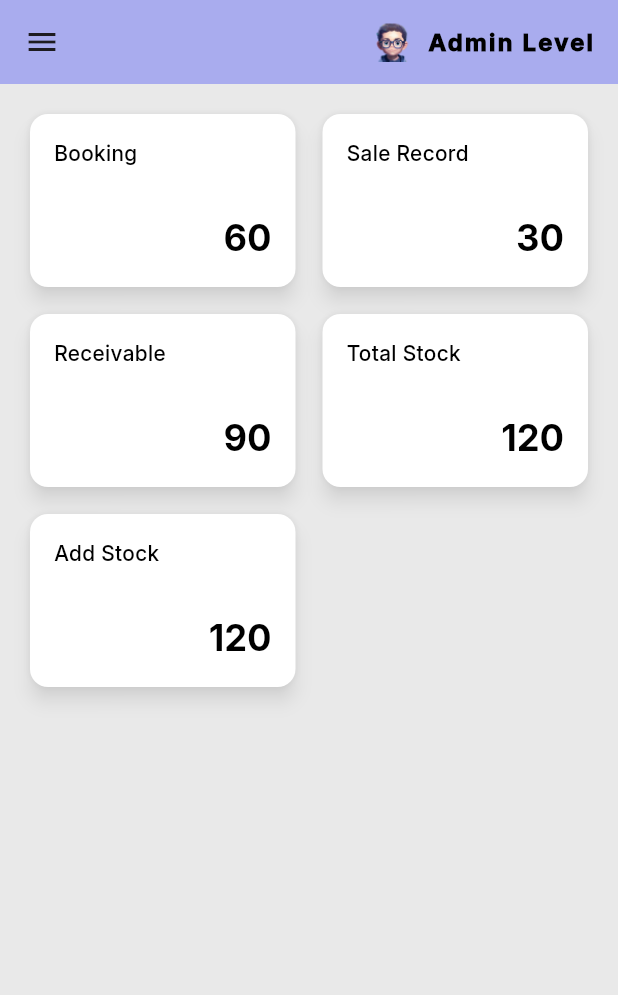
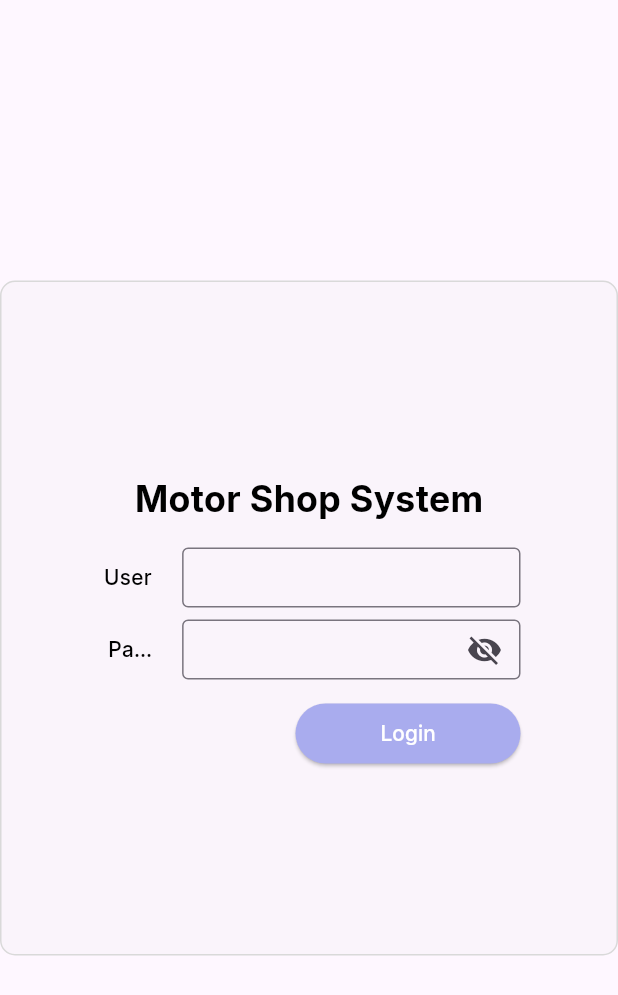
Before and after one commit to MounSovongdy/final_wpf, a Flutter app: the screen it shows after launch, on a phone screen of 412 x 824 dp. Shown: the top 995 px of the screen. Run offline on Flutter 3.47's test engine with Material 3 defaults, Android fonts, the light colour scheme and no system bars; our stand-ins replace cloud_firestore, firebase_core, flutter_svg, get, responsive_sizer; missing offline and left inert: universal_html; accounts and stored records are empty.

Commit message:
2024-10-15

```diff
--- a/lib/constants/constants.dart
+++ b/lib/constants/constants.dart
@@ -1,4 +1,8 @@
+import 'dart:async';
+
 import 'package:flutter/material.dart';
+import 'package:motor/constants/responsive.dart';
+import 'package:universal_html/html.dart' as html;
 
 const noneColor = Colors.transparent;
 const bgColor = Color.fromRGBO(169, 172, 238, 1);
@@ -6,7 +10,29 @@ const greyColor = Color.fromRGBO(233, 233, 233, 1);
 const secondGreyColor = Color.fromRGBO(217, 217, 217, 1);
 const whiteColor = Color.fromRGBO(255, 255, 255, 1);
 const blackColor = Color.fromRGBO(0, 0, 0, 1);
+const redColor = Colors.red;
 
 var defRadius = 10.0;
 var defWebPad = 16.0;
 var defMobPad = 8.0;
+
+Timer? inactivityTimer;
+
+Widget spacer(BuildContext context) {
+  return SizedBox(
+    height: Responsive.isDesktop(context) ? defWebPad : defMobPad,
+    width: Responsive.isDesktop(context) ? defWebPad : defMobPad,
+  );
+}
+
+void startInactivityTimer() {
+  inactivityTimer?.cancel();
+  inactivityTimer = Timer(const Duration(seconds: 10), reload);
+}
+
+void reload() {
+  inactivityTimer?.cancel();
+  html.window.sessionStorage.clear();
+  html.window.localStorage.clear();
+  html.window.location.reload();
+}
--- /dev/null
+++ b/lib/controllers/login_controll.dart
@@ -0,0 +1,9 @@
+import 'package:flutter/material.dart';
+import 'package:get/get.dart';
+
+class LoginControll extends GetxController {
+  var email = TextEditingController().obs;
+  var pass = TextEditingController().obs;
+
+  var visible = true.obs;
+}
--- a/lib/main.dart
+++ b/lib/main.dart
@@ -3,11 +3,11 @@ import 'package:flutter/material.dart';
 import 'package:get/get.dart';
 import 'package:motor/controllers/main_controller.dart';
 import 'package:motor/firebase_options.dart';
-import 'package:motor/screens/main_screen.dart';
+import 'package:motor/screens/login_screen.dart';
 
 Future<void> main() async {
+  WidgetsFlutterBinding.ensureInitialized();
   await Firebase.initializeApp(options: DefaultFirebaseOptions.currentPlatform);
-
   runApp(MyApp());
 }
 
@@ -23,7 +23,7 @@ class MyApp extends StatelessWidget {
       debugShowCheckedModeBanner: false,
       theme: ThemeData(fontFamily: 'Inter'),
       darkTheme: ThemeData.dark(),
-      home: MainScreen(),
+      home: LoginScreen(),
     );
   }
 }
--- a/lib/screens/components/app_button.dart
+++ b/lib/screens/components/app_button.dart
@@ -23,11 +23,13 @@ class AppButton extends StatelessWidget {
       height: 40.px,
       width: width.px,
       decoration: BoxDecoration(
-        color: color,
         borderRadius: BorderRadius.circular(10),
       ),
-      child: InkWell(
-        onTap: tap,
+      child: ElevatedButton(
+        onPressed: tap,
+        style: ButtonStyle(
+          backgroundColor: WidgetStatePropertyAll(color),
+        ),
         child: Center(
           child: AppText.title(context, txt: txt, color: whiteColor),
         ),
--- /dev/null
+++ b/lib/screens/login_screen.dart
@@ -0,0 +1,71 @@
+import 'package:flutter/material.dart';
+import 'package:get/get.dart';
+import 'package:motor/constants/constants.dart';
+import 'package:motor/controllers/login_controll.dart';
+import 'package:motor/screens/components/app_button.dart';
+import 'package:motor/screens/components/app_text_field.dart';
+import 'package:motor/screens/main_screen.dart';
+import 'package:motor/screens/widgets/app_text.dart';
+import 'package:responsive_sizer/responsive_sizer.dart';
+
+class LoginScreen extends StatelessWidget {
+  LoginScreen({super.key});
+
+  final con = Get.put(LoginControll());
+
+  @override
+  Widget build(BuildContext context) {
+    return Scaffold(
+      body: Align(
+        alignment: Alignment.center,
+        child: Container(
+          width: 650.px,
+          height: 450.px,
+          padding: EdgeInsets.symmetric(horizontal: defWebPad.px * 4),
+          decoration: BoxDecoration(
+            borderRadius: BorderRadius.circular(10),
+            border: Border.all(color: secondGreyColor),
+            color: greyColor.withOpacity(0.2),
+          ),
+          child: Column(
+            mainAxisAlignment: MainAxisAlignment.center,
+            children: [
+              AppText.largeHeader(context, txt: "Motor Shop System"),
+              spacer(context),
+              spacer(context),
+              AppTextField(flex: 4, txt: 'User', con: con.email.value),
+              spacer(context),
+              Obx(
+                () => AppTextField(
+                  flex: 4,
+                  txt: 'Password',
+                  con: con.pass.value,
+                  obscureText: con.visible.value,
+                  showSuffixIcon: true,
+                  suffix: InkWell(
+                    onTap: () => con.visible.value = !con.visible.value,
+                    child: Icon(con.visible.value
+                        ? Icons.visibility_off
+                        : Icons.visibility),
+                  ),
+                ),
+              ),
+              spacer(context),
+              spacer(context),
+              Align(
+                alignment: Alignment.centerRight,
+                child: AppButton(
+                  txt: 'Login',
+                  tap: () {
+                    startInactivityTimer();
+                    Get.offAll(() => MainScreen());
+                  },
+                ),
+              ),
+            ],
+          ),
+        ),
+      ),
+    );
+  }
+}
--- a/lib/screens/main_screen.dart
+++ b/lib/screens/main_screen.dart
@@ -74,7 +74,7 @@ class MainScreen extends StatelessWidget {
         case 5:
           return AddStockScreen();
         case 6:
-          return InvoiceScreen();
+          return const InvoiceScreen();
         default:
           return DashboardScreen();
       }
--- a/lib/screens/sale_record_screen.dart
+++ b/lib/screens/sale_record_screen.dart
@@ -4,7 +4,6 @@ import 'package:motor/constants/constants.dart';
 import 'package:motor/constants/responsive.dart';
 import 'package:motor/controllers/sale_controller.dart';
 import 'package:motor/screens/components/app_button.dart';
-import 'package:motor/screens/components/app_dropdown.dart';
 import 'package:motor/screens/components/app_text_field.dart';
 import 'package:motor/screens/components/row_text_field.dart';
 import 'package:motor/screens/components/title_underline.dart';
--- a/pubspec.yaml
+++ b/pubspec.yaml
@@ -22,6 +22,7 @@ dependencies:
   firebase_auth_web: any
   firebase_core: any
   firebase_core_web: any
+  universal_html: any
 
 dev_dependencies:
   flutter_test:
```
Also changed, not shown: lib/constants/firebase.dart (added, +9 -0 lines), lib/screens/widgets/loading_widget.dart (added, +66 -0 lines), pubspec.lock.
